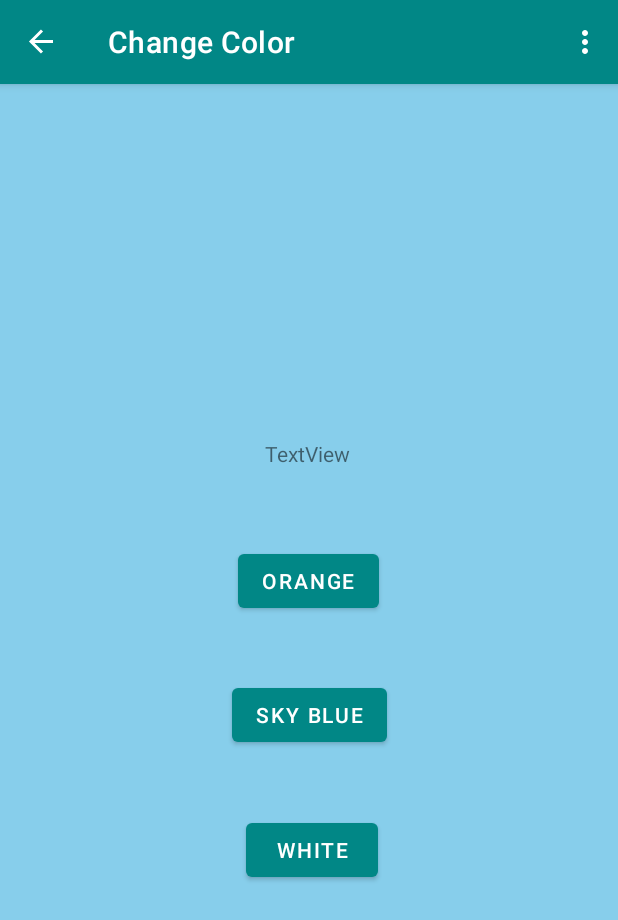
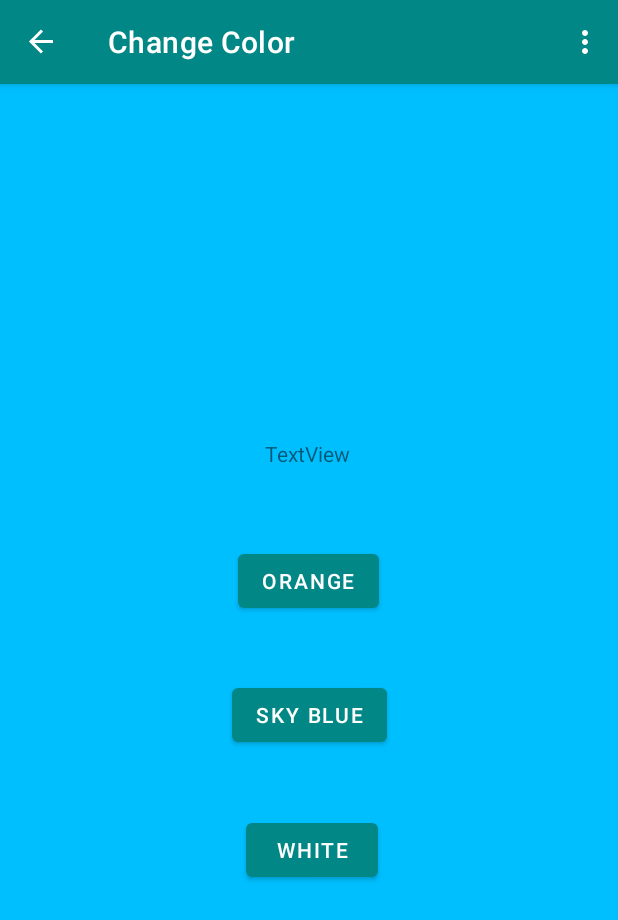
Before and after one commit to GandhiHarsh2003/CovidApp, an Android app: the ChangeColorFragment screen opened through its navigation route, after a tap on "SKY BLUE", on a phone screen of 412 x 824 dp. Shown: the top 920 px of the screen. Run offline under Robolectric (Android 15) with nearby library versions, the phone set to English and light mode, and no system bars; our stand-ins replace navigation-ui; 1 other tap on this screen came first.

Commit message:
color done

```diff
--- a/app/src/main/AndroidManifest.xml
+++ b/app/src/main/AndroidManifest.xml
@@ -13,6 +13,9 @@
         tools:targetApi="31">
         <activity
             android:name=".MainActivity"
+            android:configChanges="uiMode"
+            android:label="@string/app_name"
+            android:theme="@style/Theme.CovidApp"
             android:exported="true">
             <intent-filter>
                 <action android:name="android.intent.action.MAIN" />
--- a/app/src/main/java/edu/quinnipiac/ser210/covidapp/ChangeColorFragment.kt
+++ b/app/src/main/java/edu/quinnipiac/ser210/covidapp/ChangeColorFragment.kt
@@ -5,6 +5,7 @@ import androidx.fragment.app.Fragment
 import android.view.LayoutInflater
 import android.view.View
 import android.view.ViewGroup
+import androidx.core.content.ContextCompat
 import edu.quinnipiac.ser210.covidapp.databinding.FragmentChangeColorBinding
 
 class ChangeColorFragment : Fragment(), View.OnClickListener {
@@ -16,26 +17,31 @@ class ChangeColorFragment : Fragment(), View.OnClickListener {
     ): View? {
         // Inflate the layout for this fragment
         binding =  FragmentChangeColorBinding.inflate(layoutInflater)
-
-        // buttons
         binding.orangeButton.setOnClickListener(this)
         binding.whiteButton.setOnClickListener(this)
         binding.skyblueButton.setOnClickListener(this)
         return binding.root
     }
 
+
+
     override fun onClick(v: View?) {
         when(v!!.id){
             R.id.orange_button -> {
-                binding.root.setBackgroundResource(R.color.orange)
+                background(R.color.orange)
             }
             R.id.white_button -> {
-                binding.root.setBackgroundResource(R.color.white)
+                background(R.color.white)
             }
             R.id.skyblue_button -> {
                 // it wouldn't let me give it a specific name, don't know why
-                binding.root.setBackgroundResource(R.color.purple_500)
+                background(R.color.skyBlue)
             }
         }
     }
+
+    private fun background(Id: Int) {
+        val colorChanging = ContextCompat.getColor(requireContext(), Id)
+        requireActivity().findViewById<View>(android.R.id.content).setBackgroundColor(colorChanging)
+    }
 }
--- a/app/src/main/java/edu/quinnipiac/ser210/covidapp/MainActivity.kt
+++ b/app/src/main/java/edu/quinnipiac/ser210/covidapp/MainActivity.kt
@@ -7,6 +7,8 @@ import android.util.Log
 import android.view.Menu
 import android.view.MenuInflater
 import android.view.MenuItem
+import android.view.View
+import android.widget.Button
 import android.widget.ShareActionProvider
 import android.widget.Toast
 import android.widget.Toolbar
@@ -31,6 +33,7 @@ class MainActivity : AppCompatActivity() {
         val appBarConfiguration = builder.build()
         toolbar.setupWithNavController(navController, appBarConfiguration)
     }
+
 
     override fun onCreateOptionsMenu(menu: Menu): Boolean {
         menuInflater.inflate(R.menu.items_menu, menu)
--- a/app/src/main/res/layout/fragment_country.xml
+++ b/app/src/main/res/layout/fragment_country.xml
@@ -1,5 +1,5 @@
 <?xml version="1.0" encoding="utf-8"?>
-<com.google.android.material.card.MaterialCardView xmlns:android="http://schemas.android.com/apk/res/android"
+<LinearLayout xmlns:android="http://schemas.android.com/apk/res/android"
     xmlns:app="http://schemas.android.com/apk/res-auto"
     android:layout_width="match_parent"
     android:layout_height="wrap_content"
@@ -140,4 +140,4 @@
             app:layout_column="1"
             app:layout_row="1" />
     </androidx.gridlayout.widget.GridLayout>
-</com.google.android.material.card.MaterialCardView>
+</LinearLayout>
--- a/app/src/main/res/menu/items_menu.xml
+++ b/app/src/main/res/menu/items_menu.xml
@@ -15,6 +15,4 @@
     <item android:id = "@+id/share"
         android:title = "Share"
         app:showAsAction = "never"/>
-
-
 </menu>
--- a/app/src/main/res/values/colors.xml
+++ b/app/src/main/res/values/colors.xml
@@ -7,4 +7,5 @@
     <color name="black">#FF000000</color>
     <color name="purple_500">#87CEEB</color>
     <color name="white">#FFFFFFFF</color>
+    <color name="skyBlue">#00BFFF</color>
 </resources>
```
